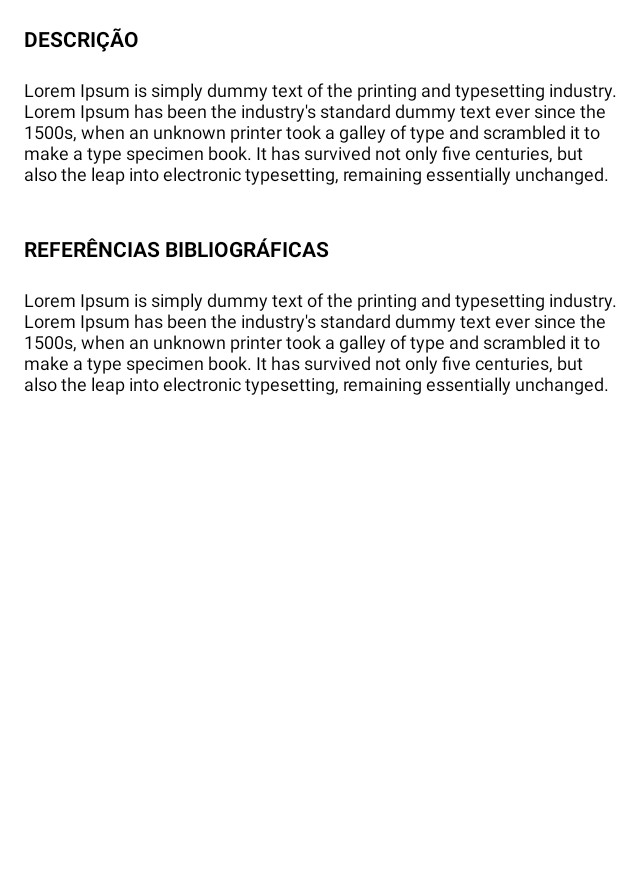
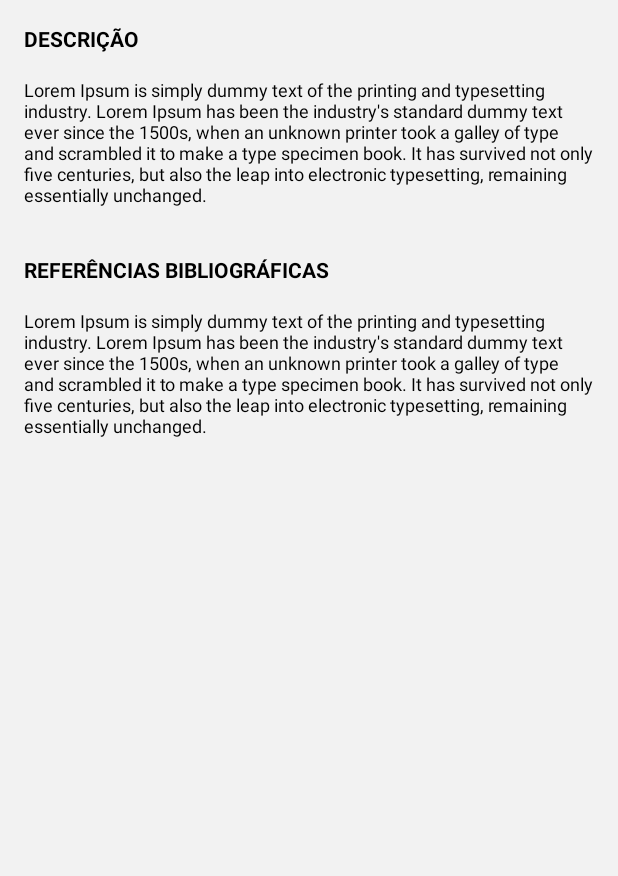
Before and after one commit to ruanvasconcelos/desafio-pebmed, an Android app: the layout activity_details.xml on its own in the app's theme, with its tools: preview values and no code run, on a phone screen of 412 x 824 dp, the part 360-1236 px from its top. Run offline under Robolectric (Android 15) with nearby library versions, the phone set to English and light mode, and no system bars; network calls fail.

Commit message:
Adiciona prints de exemplo e realiza ajustes de layout.

```diff
--- a/app/src/main/res/layout/activity_details.xml
+++ b/app/src/main/res/layout/activity_details.xml
@@ -5,6 +5,7 @@
     android:layout_width="match_parent"
     android:layout_height="match_parent"
     android:fitsSystemWindows="true"
+    android:background="@color/soft_gray"
     tools:context=".ui.details.DetailsActivity">
 
     <com.google.android.material.appbar.AppBarLayout
--- a/app/src/main/res/layout/activity_home.xml
+++ b/app/src/main/res/layout/activity_home.xml
@@ -4,6 +4,7 @@
     android:layout_width="match_parent"
     android:layout_height="match_parent"
     xmlns:tools="http://schemas.android.com/tools"
+    android:background="@color/soft_gray"
     android:orientation="vertical">
 
     <androidx.recyclerview.widget.RecyclerView
--- a/app/src/main/res/values/colors.xml
+++ b/app/src/main/res/values/colors.xml
@@ -7,4 +7,5 @@
     <color name="teal_700">#FF018786</color>
     <color name="black">#FF000000</color>
     <color name="white">#FFFFFFFF</color>
+    <color name="soft_gray">#FFF2F2F2</color>
 </resources>
--- a/app/src/main/res/values/styles.xml
+++ b/app/src/main/res/values/styles.xml
@@ -37,6 +37,7 @@
 
     <style name="DetailsActivityDetailsContainer">
         <item name="android:layout_marginLeft">@dimen/spacing_sixteen</item>
+        <item name="android:layout_marginRight">@dimen/spacing_sixteen</item>
     </style>
 
     <style name="DetailsActivitySectionTitle">
```
Also changed, not shown: 5 other files.
